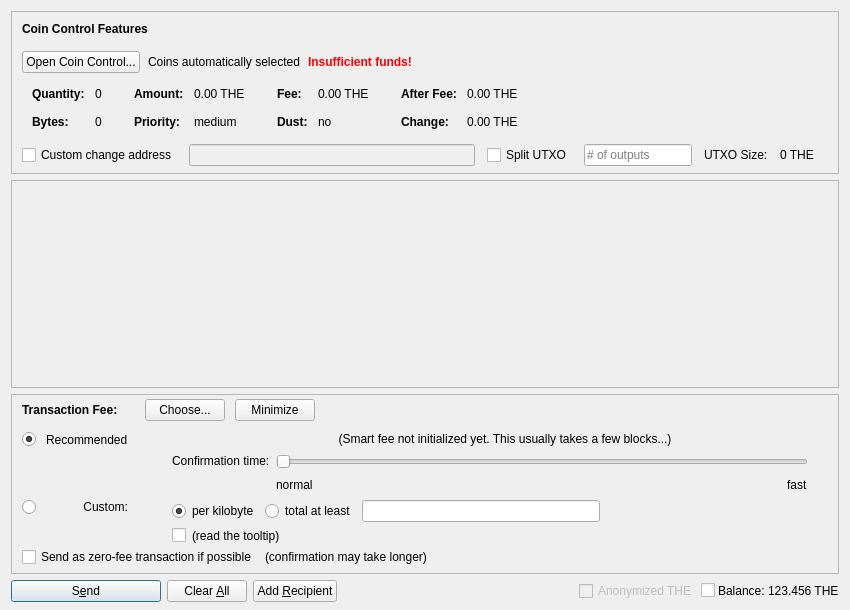
The window that src/qt/forms/sendcoinsdialog.ui (thenode-foundation/thenode-core) describes before a commit, drawn with Qt 5.
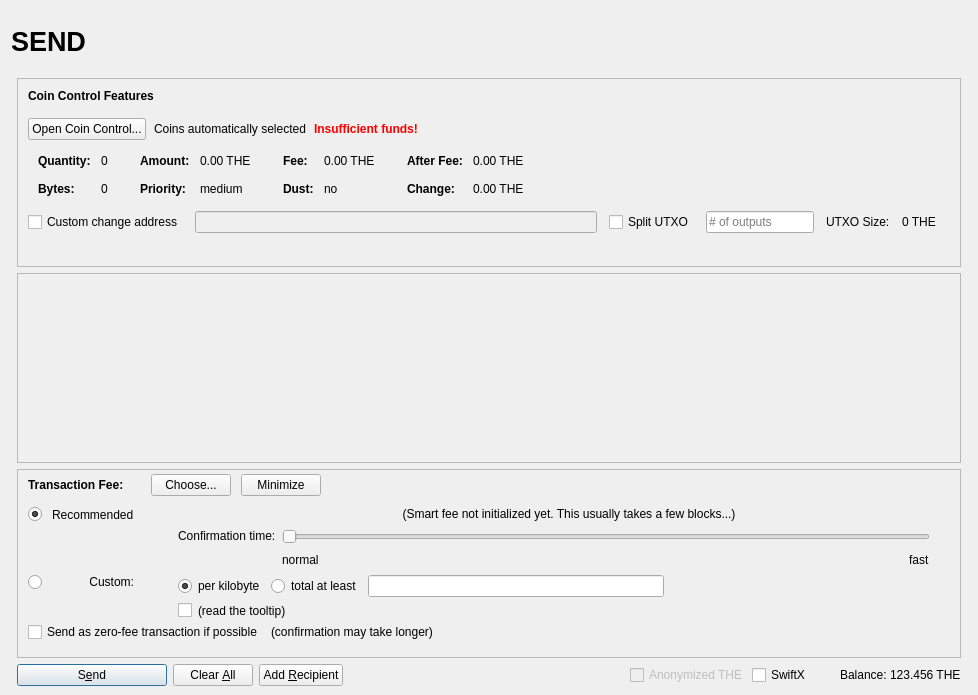
The same window after the commit. Icons and pictures are not drawn. Custom widgets are drawn as their Qt base class.

Patch:
```diff
--- a/src/qt/forms/sendcoinsdialog.ui
+++ b/src/qt/forms/sendcoinsdialog.ui
@@ -2,20 +2,155 @@
 <ui version="4.0">
  <class>SendCoinsDialog</class>
  <widget class="QDialog" name="SendCoinsDialog">
+    <property name="enabled">
+      <bool>true</bool>
+    </property>
   <property name="geometry">
    <rect>
     <x>0</x>
     <y>0</y>
-    <width>850</width>
-    <height>610</height>
+        <width>978</width>
+        <height>695</height>
    </rect>
   </property>
   <property name="windowTitle">
    <string>Send Coins</string>
   </property>
-  <layout class="QVBoxLayout" name="verticalLayout" stretch="0,1,0,0">
+    <layout class="QVBoxLayout" name="verticalLayout" stretch="0">
    <property name="bottomMargin">
-    <number>8</number>
+        <number>9</number>
+      </property>
+      <item>
+        <layout class="QVBoxLayout" name="verticalLayout_Master" stretch="0,1">
+          <property name="spacing">
+            <number>0</number>
+          </property>
+          <property name="leftMargin">
+            <number>0</number>
+          </property>
+          <property name="topMargin">
+            <number>0</number>
+          </property>
+          <property name="rightMargin">
+            <number>0</number>
+          </property>
+          <property name="bottomMargin">
+            <number>0</number>
+          </property>
+          <item>
+            <widget class="QFrame" name="frame_Header">
+              <layout class="QVBoxLayout" name="verticalLayout_Header" stretch="0">
+                <property name="leftMargin">
+                  <number>0</number>
+                </property>
+                <property name="topMargin">
+                  <number>0</number>
+                </property>
+                <property name="rightMargin">
+                  <number>0</number>
+                </property>
+                <property name="bottomMargin">
+                  <number>0</number>
+                </property>
+                <item>
+                  <layout class="QHBoxLayout" name="horizontalLayout_Header" stretch="1,0,1">
+                    <property name="spacing">
+                      <number>6</number>
+                    </property>
+                    <item>
+                      <widget class="QLabel" name="labelOverviewHeaderLeft">
+                        <property name="minimumSize">
+                          <size>
+                            <width>464</width>
+                            <height>60</height>
+                          </size>
+                        </property>
+                        <property name="maximumSize">
+                          <size>
+                            <width>16777215</width>
+                            <height>60</height>
+                          </size>
+                        </property>
+                        <property name="font">
+                          <font>
+                            <pointsize>20</pointsize>
+                            <weight>75</weight>
+                            <bold>true</bold>
+                          </font>
+                        </property>
+                        <property name="text">
+                          <string>SEND</string>
+                        </property>
+                        <property name="alignment">
+                          <set>Qt::AlignLeading|Qt::AlignLeft|Qt::AlignVCenter</set>
+                        </property>
+                      </widget>
+                    </item>
+                    <item>
+                      <spacer name="horizontalSpacer_Header">
+                        <property name="orientation">
+                          <enum>Qt::Horizontal</enum>
+                        </property>
+                        <property name="sizeHint" stdset="0">
+                          <size>
+                            <width>40</width>
+                            <height>20</height>
+                          </size>
+                        </property>
+                      </spacer>
+                    </item>
+                    <item>
+                      <widget class="QLabel" name="labelOverviewHeaderRight">
+                        <property name="minimumSize">
+                          <size>
+                            <width>464</width>
+                            <height>61</height>
+                          </size>
+                        </property>
+                        <property name="maximumSize">
+                          <size>
+                            <width>16777215</width>
+                            <height>61</height>
+                          </size>
+                        </property>
+                        <property name="font">
+                          <font>
+                            <pointsize>14</pointsize>
+                          </font>
+                        </property>
+                        <property name="text">
+                          <string/>
+                        </property>
+                        <property name="alignment">
+                          <set>Qt::AlignRight|Qt::AlignTrailing|Qt::AlignVCenter</set>
+                        </property>
+                      </widget>
+                    </item>
+                  </layout>
+                </item>
+              </layout>
+            </widget>
+          </item>
+          <item>
+            <widget class="QFrame" name="frame_BG">
+              <property name="minimumSize">
+                <size>
+                  <width>0</width>
+                  <height>0</height>
+                </size>
+              </property>
+              <layout class="QVBoxLayout" name="layout_BG" stretch="0,0,0,0">
+                <property name="leftMargin">
+                  <number>6</number>
+                </property>
+                <property name="topMargin">
+                  <number>6</number>
+                </property>
+                <property name="rightMargin">
+                  <number>6</number>
+                </property>
+                <property name="bottomMargin">
+                  <number>0</number>
    </property>
    <item>
     <widget class="QFrame" name="frameCoinControl">
@@ -1398,17 +1533,17 @@
        </item>
        <item>
         <widget class="QCheckBox" name="checkSwiftTX">
-         <property name="disabled">
+                            <property name="enabled">
           <bool>true</bool>
          </property>
          <property name="minimumSize">
           <size>
-           <width>0</width>
+                                <width>85</width>
            <height>0</height>
           </size>
          </property>
          <property name="text">
-          <string></string>
+                              <string>SwiftX</string>
          </property>
         </widget>
        </item>
@@ -1439,6 +1574,11 @@
         </widget>
        </item>
       </layout>
+                    </item>
+                  </layout>
+                </item>
+              </layout>
+            </widget>
      </item>
     </layout>
    </item>
```
Left out of the diff: 11 changed lines with no effect on the pictures. Lines whose indentation alone changed are shown as unchanged.
